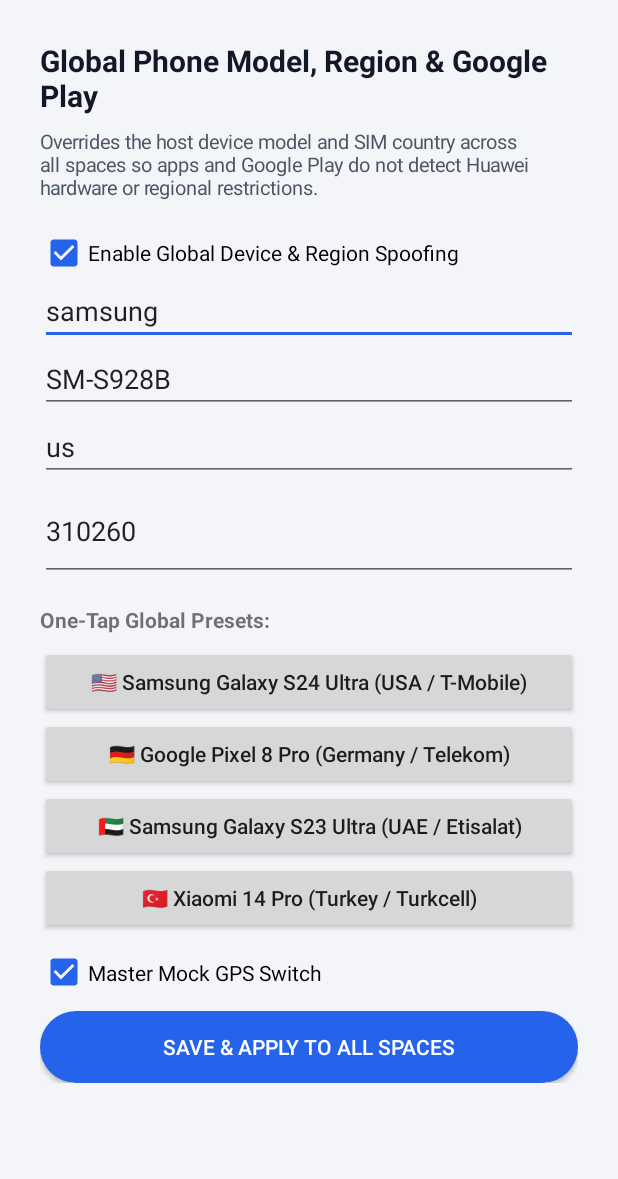
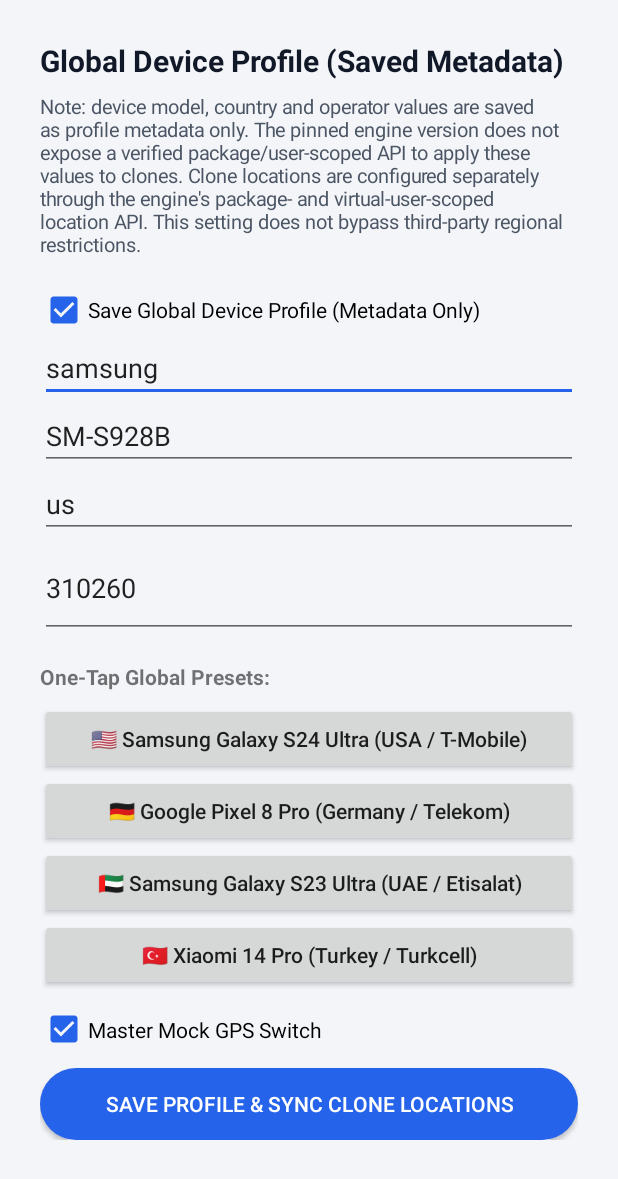
Before and after one commit to vaultveyra/VeyraVault-Project, an Android app: the GlobalEnvironmentActivity screen opened directly, with no data from a screen before it, on a phone screen of 412 x 824 dp. Shown: the top 1179 px of the screen. Run offline under Robolectric (Android 15) with nearby library versions, the phone set to English and light mode, and no system bars.

Commit message:
docs(ui): clarify device profile values are metadata only

```diff
--- a/app/src/main/java/com/veyravault/space/ui/GlobalEnvironmentActivity.java
+++ b/app/src/main/java/com/veyravault/space/ui/GlobalEnvironmentActivity.java
@@ -31,7 +31,7 @@ public class GlobalEnvironmentActivity extends BaseActivity {
         sv.addView(root);
 
         TextView title = new TextView(this);
-        title.setText(fa ? "تغییر کلی مدل گوشی، منطقه کشور و گوگل‌پلی" : "Global Phone Model, Region & Google Play");
+        title.setText(fa ? "پروفایل سراسری دستگاه (اطلاعات ذخیره‌شده)" : "Global Device Profile (Saved Metadata)");
         title.setTextSize(20f);
         title.setTypeface(Typeface.DEFAULT_BOLD);
         title.setTextColor(Color.parseColor("#111827"));
@@ -42,12 +42,12 @@ public class GlobalEnvironmentActivity extends BaseActivity {
         desc.setTextColor(Color.parseColor("#4B5563"));
         desc.setPadding(0, 12, 0, 28);
         desc.setText(fa
-                ? "با فعال کردن این بخش، تمام برنامه‌های داخل تمام فضاها و فروشگاه گوگل‌پلی به جای تشخیص گوشی هوآوی یا سیم‌کارت ایران، گوشی پرچمدار و کشور انتخابی شما را می‌بینند (رفع خطای عدم سازگاری گوشی یا تحریم کشور)."
-                : "Overrides the host device model and SIM country across all spaces so apps and Google Play do not detect Huawei hardware or regional restrictions.");
+                ? "توجه: مدل دستگاه، کشور و اپراتور در این نسخه فقط به‌عنوان اطلاعات پروفایل ذخیره می‌شوند و توسط موتور فعلی روی کلون‌ها اعمال نمی‌شوند. موقعیت مکانی هر کلون جداگانه از طریق API محدود به بسته و کاربر مجازی موتور تنظیم می‌شود. این گزینه محدودیت منطقه‌ای سرویس‌های دیگر را دور نمی‌زند."
+                : "Note: device model, country and operator values are saved as profile metadata only. The pinned engine version does not expose a verified package/user-scoped API to apply these values to clones. Clone locations are configured separately through the engine's package- and virtual-user-scoped location API. This setting does not bypass third-party regional restrictions.");
         root.addView(desc);
 
         final CheckBox enableGlobal = new CheckBox(this);
-        enableGlobal.setText(fa ? "فعال‌سازی تغییر سراسری مدل گوشی و کشور" : "Enable Global Device & Region Spoofing");
+        enableGlobal.setText(fa ? "ذخیره پروفایل سراسری دستگاه (فقط اطلاعات)" : "Save Global Device Profile (Metadata Only)");
         enableGlobal.setChecked(cfg.enabled);
         root.addView(enableGlobal);
 
@@ -108,7 +108,7 @@ public class GlobalEnvironmentActivity extends BaseActivity {
         Button saveBtn = new Button(this);
         saveBtn.setBackgroundResource(R.drawable.bg_pill_blue);
         saveBtn.setTextColor(Color.WHITE);
-        saveBtn.setText(fa ? "ذخیره و اعمال روی کل فضاها" : "Save & Apply to All Spaces");
+        saveBtn.setText(fa ? "ذخیره پروفایل و همگام‌سازی موقعیت کلون‌ها" : "Save Profile & Sync Clone Locations");
         saveBtn.setOnClickListener(new View.OnClickListener() {
             @Override
             public void onClick(View v) {
@@ -122,7 +122,7 @@ public class GlobalEnvironmentActivity extends BaseActivity {
                 CloneStore.setMasterMockGpsEnabled(GlobalEnvironmentActivity.this, masterGps.isChecked());
                 CloneStore.syncAllHooks(GlobalEnvironmentActivity.this);
                 Toast.makeText(GlobalEnvironmentActivity.this,
-                        fa ? "پروفایل سراسری گوشی و منطقه با موفقیت اعمال شد!" : "Global hardware & region profile applied!",
+                        fa ? "پروفایل ذخیره شد؛ موقعیت کلون‌ها همگام‌سازی شد. مشخصات دستگاه/سیم‌کارت فقط ذخیره شده‌اند و اعمال نمی‌شوند." : "Profile saved and clone locations synced. Device/SIM values are stored only, not applied.",
                         Toast.LENGTH_SHORT).show();
                 finish();
             }
```
